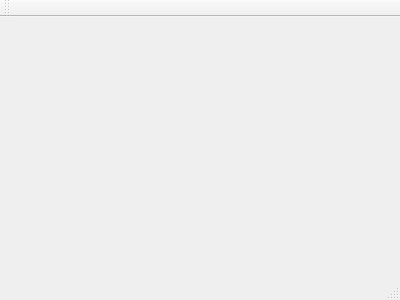
Before: the Qt Designer form mainwindow.ui in HTalarmo/dnd-calendar, drawn with Qt 5.
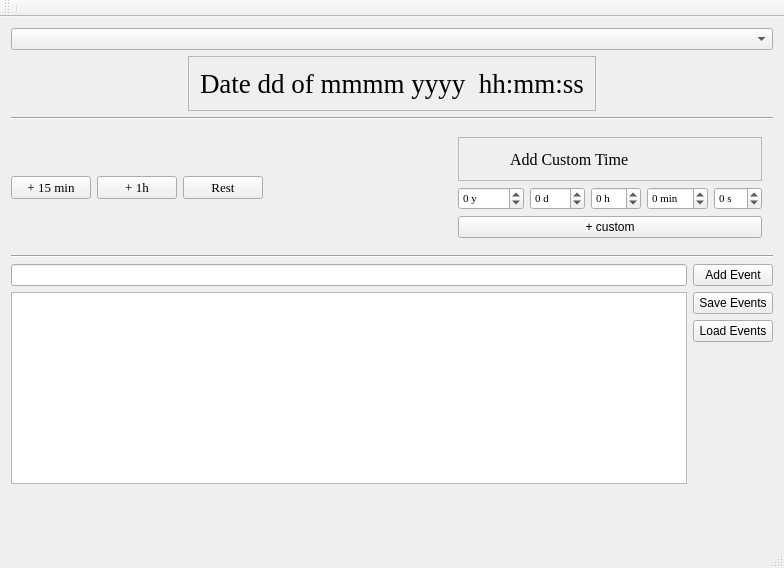
After: the same form once the commit is applied.

```diff
--- a/mainwindow.ui
+++ b/mainwindow.ui
@@ -1,24 +1,412 @@
 <ui version="4.0">
  <class>MainWindow</class>
- <widget class="QMainWindow" name="MainWindow" >
-  <property name="geometry" >
+ <widget class="QMainWindow" name="MainWindow">
+  <property name="geometry">
    <rect>
     <x>0</x>
     <y>0</y>
-    <width>400</width>
-    <height>300</height>
+    <width>784</width>
+    <height>568</height>
    </rect>
   </property>
   <property name="windowTitle" >
    <string>MainWindow</string>
   </property>
-  <widget class="QMenuBar" name="menuBar" />
-  <widget class="QToolBar" name="mainToolBar" />
-  <widget class="QWidget" name="centralWidget" />
-  <widget class="QStatusBar" name="statusBar" />
+  <widget class="QWidget" name="centralWidget">
+   <layout class="QVBoxLayout" name="verticalLayout_2">
+    <item>
+     <widget class="QComboBox" name="calendar_picker"/>
+    </item>
+    <item>
+     <layout class="QHBoxLayout" name="date_frame">
+      <item>
+       <spacer name="date_spacer_L">
+        <property name="orientation">
+         <enum>Qt::Horizontal</enum>
+        </property>
+        <property name="sizeHint" stdset="0">
+         <size>
+          <width>40</width>
+          <height>20</height>
+         </size>
+        </property>
+       </spacer>
+      </item>
+      <item>
+       <widget class="QFrame" name="date_box">
+        <property name="frameShape">
+         <enum>QFrame::StyledPanel</enum>
+        </property>
+        <property name="frameShadow">
+         <enum>QFrame::Raised</enum>
+        </property>
+        <layout class="QHBoxLayout" name="horizontalLayout_2">
+         <item>
+          <widget class="QLabel" name="date_label">
+           <property name="font">
+            <font>
+             <family>Georgia</family>
+             <pointsize>20</pointsize>
+            </font>
+           </property>
+           <property name="text">
+            <string>Date dd of mmmm yyyy  hh:mm:ss</string>
+           </property>
+          </widget>
+         </item>
+        </layout>
+       </widget>
+      </item>
+      <item>
+       <spacer name="date_spacer_R">
+        <property name="orientation">
+         <enum>Qt::Horizontal</enum>
+        </property>
+        <property name="sizeHint" stdset="0">
+         <size>
+          <width>40</width>
+          <height>20</height>
+         </size>
+        </property>
+       </spacer>
+      </item>
+     </layout>
+    </item>
+    <item>
+     <widget class="Line" name="line">
+      <property name="orientation">
+       <enum>Qt::Horizontal</enum>
+      </property>
+     </widget>
+    </item>
+    <item>
+     <layout class="QHBoxLayout" name="button_frame">
+      <item>
+       <widget class="QPushButton" name="add_15m">
+        <property name="font">
+         <font>
+          <family>Georgia</family>
+          <pointsize>10</pointsize>
+         </font>
+        </property>
+        <property name="text">
+         <string>+ 15 min</string>
+        </property>
+       </widget>
+      </item>
+      <item>
+       <widget class="QPushButton" name="add_1h">
+        <property name="font">
+         <font>
+          <family>Georgia</family>
+          <pointsize>10</pointsize>
+         </font>
+        </property>
+        <property name="text">
+         <string>+ 1h</string>
+        </property>
+       </widget>
+      </item>
+      <item>
+       <widget class="QPushButton" name="add_rest">
+        <property name="font">
+         <font>
+          <family>Georgia</family>
+          <pointsize>10</pointsize>
+         </font>
+        </property>
+        <property name="text">
+         <string>Rest</string>
+        </property>
+       </widget>
+      </item>
+      <item>
+       <spacer name="horizontalSpacer_3">
+        <property name="orientation">
+         <enum>Qt::Horizontal</enum>
+        </property>
+        <property name="sizeHint" stdset="0">
+         <size>
+          <width>40</width>
+          <height>20</height>
+         </size>
+        </property>
+       </spacer>
+      </item>
+      <item>
+       <widget class="QFrame" name="verticalFrame">
+        <layout class="QVBoxLayout" name="custom_frame">
+         <item>
+          <widget class="QFrame" name="frame">
+           <property name="frameShape">
+            <enum>QFrame::StyledPanel</enum>
+           </property>
+           <property name="frameShadow">
+            <enum>QFrame::Raised</enum>
+           </property>
+           <layout class="QHBoxLayout" name="horizontalLayout_3">
+            <item>
+             <spacer name="horizontalSpacer">
+              <property name="orientation">
+               <enum>Qt::Horizontal</enum>
+              </property>
+              <property name="sizeType">
+               <enum>QSizePolicy::Minimum</enum>
+              </property>
+              <property name="sizeHint" stdset="0">
+               <size>
+                <width>40</width>
+                <height>20</height>
+               </size>
+              </property>
+             </spacer>
+            </item>
+            <item>
+             <widget class="QLabel" name="label">
+              <property name="font">
+               <font>
+                <family>Georgia</family>
+                <pointsize>12</pointsize>
+               </font>
+              </property>
+              <property name="text">
+               <string>Add Custom Time</string>
+              </property>
+             </widget>
+            </item>
+            <item>
+             <spacer name="horizontalSpacer_2">
+              <property name="orientation">
+               <enum>Qt::Horizontal</enum>
+              </property>
+              <property name="sizeType">
+               <enum>QSizePolicy::Minimum</enum>
+              </property>
+              <property name="sizeHint" stdset="0">
+               <size>
+                <width>40</width>
+                <height>20</height>
+               </size>
+              </property>
+             </spacer>
+            </item>
+           </layout>
+          </widget>
+         </item>
+         <item>
+          <layout class="QHBoxLayout" name="horizontalLayout">
+           <item>
+            <widget class="QSpinBox" name="add_years_vbox">
+             <property name="font">
+              <font>
+               <family>Georgia</family>
+               <pointsize>8</pointsize>
+              </font>
+             </property>
+             <property name="specialValueText">
+              <string/>
+             </property>
+             <property name="suffix">
+              <string> y</string>
+             </property>
+             <property name="prefix">
+              <string/>
+             </property>
+             <property name="minimum">
+              <number>-10000</number>
+             </property>
+             <property name="maximum">
+              <number>10000</number>
+             </property>
+            </widget>
+           </item>
+           <item>
+            <widget class="QSpinBox" name="add_days_vbox">
+             <property name="font">
+              <font>
+               <family>Georgia</family>
+               <pointsize>8</pointsize>
+               <weight>50</weight>
+               <bold>false</bold>
+              </font>
+             </property>
+             <property name="suffix">
+              <string> d</string>
+             </property>
+             <property name="minimum">
+              <number>-303</number>
+             </property>
+             <property name="maximum">
+              <number>303</number>
+             </property>
+             <property name="value">
+              <number>0</number>
+             </property>
+            </widget>
+           </item>
+           <item>
+            <widget class="QSpinBox" name="add_hours_vbox">
+             <property name="font">
+              <font>
+               <family>Georgia</family>
+               <pointsize>8</pointsize>
+              </font>
+             </property>
+             <property name="suffix">
+              <string> h</string>
+             </property>
+             <property name="minimum">
+              <number>-23</number>
+             </property>
+             <property name="maximum">
+              <number>23</number>
+             </property>
+            </widget>
+           </item>
+           <item>
+            <widget class="QSpinBox" name="add_minutes_vbox">
+             <property name="font">
+              <font>
+               <family>Georgia</family>
+               <pointsize>8</pointsize>
+              </font>
+             </property>
+             <property name="suffix">
+              <string> min</string>
+             </property>
+             <property name="minimum">
+              <number>-59</number>
+             </property>
+             <property name="maximum">
+              <number>59</number>
+             </property>
+            </widget>
+           </item>
+           <item>
+            <widget class="QSpinBox" name="add_seconds_vbox">
+             <property name="font">
+              <font>
+               <family>Georgia</family>
+               <pointsize>8</pointsize>
+              </font>
+             </property>
+             <property name="suffix">
+              <string> s</string>
+             </property>
+             <property name="minimum">
+              <number>-59</number>
+             </property>
+             <property name="maximum">
+              <number>59</number>
+             </property>
+            </widget>
+           </item>
+          </layout>
+         </item>
+         <item>
+          <widget class="QPushButton" name="add_custom">
+           <property name="text">
+            <string>+ custom</string>
+           </property>
+          </widget>
+         </item>
+        </layout>
+       </widget>
+      </item>
+     </layout>
+    </item>
+    <item>
+     <widget class="Line" name="line_2">
+      <property name="orientation">
+       <enum>Qt::Horizontal</enum>
+      </property>
+     </widget>
+    </item>
+    <item>
+     <layout class="QGridLayout" name="event_grid">
+      <item row="0" column="0">
+       <widget class="QLineEdit" name="event_text"/>
+      </item>
+      <item row="0" column="1">
+       <widget class="QPushButton" name="event_accept">
+        <property name="text">
+         <string>Add Event</string>
+        </property>
+       </widget>
+      </item>
+      <item row="1" column="1">
+       <layout class="QVBoxLayout" name="event_buttons">
+        <item>
+         <widget class="QPushButton" name="load_events">
+          <property name="text">
+           <string>Save Events</string>
+          </property>
+         </widget>
+        </item>
+        <item>
+         <widget class="QPushButton" name="save_events">
+          <property name="text">
+           <string>Load Events</string>
+          </property>
+         </widget>
+        </item>
+        <item>
+         <spacer name="event_button_spacer">
+          <property name="orientation">
+           <enum>Qt::Vertical</enum>
+          </property>
+          <property name="sizeHint" stdset="0">
+           <size>
+            <width>20</width>
+            <height>40</height>
+           </size>
+          </property>
+         </spacer>
+        </item>
+       </layout>
+      </item>
+      <item row="1" column="0">
+       <widget class="QTableWidget" name="event_table"/>
+      </item>
+     </layout>
+    </item>
+    <item>
+     <spacer name="verticalSpacer">
+      <property name="orientation">
+       <enum>Qt::Vertical</enum>
+      </property>
+      <property name="sizeHint" stdset="0">
+       <size>
+        <width>20</width>
+        <height>40</height>
+       </size>
+      </property>
+     </spacer>
+    </item>
+   </layout>
+  </widget>
+  <widget class="QMenuBar" name="menuBar">
+   <property name="geometry">
+    <rect>
+     <x>0</x>
+     <y>0</y>
+     <width>784</width>
+     <height>20</height>
+    </rect>
+   </property>
+  </widget>
+  <widget class="QToolBar" name="toolbar">
+   <attribute name="toolBarArea">
+    <enum>TopToolBarArea</enum>
+   </attribute>
+   <attribute name="toolBarBreak">
+    <bool>false</bool>
+   </attribute>
+   <addaction name="separator"/>
+  </widget>
+  <widget class="QStatusBar" name="statusBar"/>
  </widget>
- <layoutDefault spacing="6" margin="11" />
- <pixmapfunction></pixmapfunction>
+ <layoutdefault spacing="6" margin="11"/>
  <resources/>
  <connections/>
 </ui>
```
Left out of the diff: 3 changed lines with no effect on the pictures.
